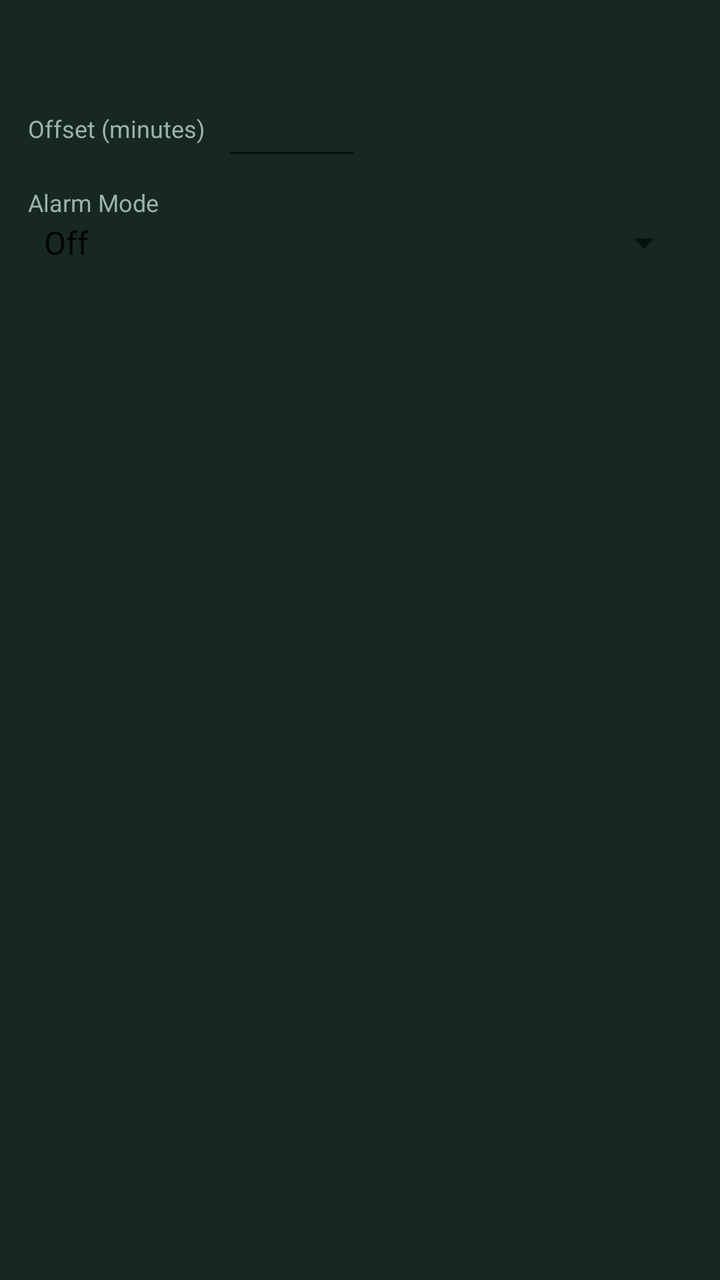
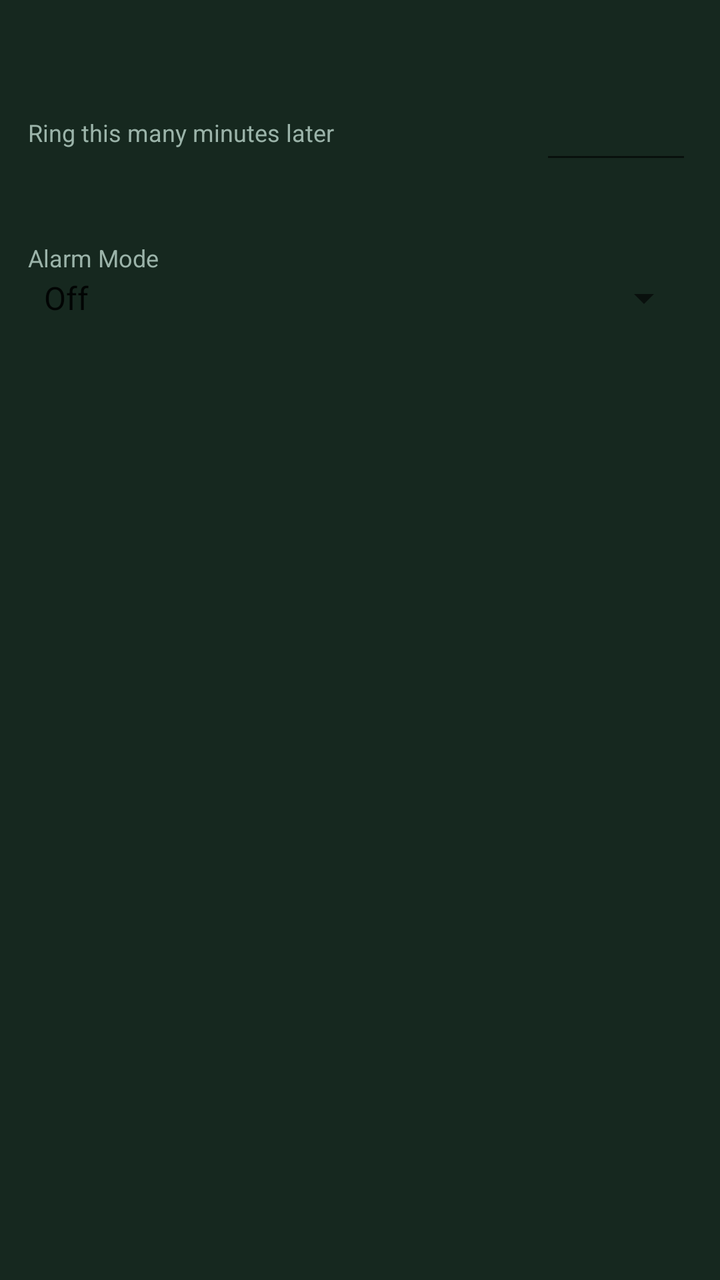

An Android layout rendered at two revisions. The XML below is the earlier revision; the diff shows what the commit changed to produce the second picture.
<!-- AndroidManifest.xml: application theme Theme.PrayerAlarm -->
<!-- res/layout/item_prayer_settings_row.xml -->
<?xml version="1.0" encoding="utf-8"?>
<LinearLayout xmlns:android="http://schemas.android.com/apk/res/android"
    android:layout_width="match_parent"
    android:layout_height="wrap_content"
    android:layout_marginBottom="12dp"
    android:background="@color/surface"
    android:orientation="vertical"
    android:padding="14dp">

    <TextView
        android:id="@+id/rowPrayerName"
        android:layout_width="match_parent"
        android:layout_height="wrap_content"
        android:textColor="@color/on_surface"
        android:textSize="16sp"
        android:textStyle="bold" />

    <LinearLayout
        android:layout_width="match_parent"
        android:layout_height="wrap_content"
        android:layout_marginTop="8dp"
        android:orientation="horizontal">

        <TextView
            android:layout_width="wrap_content"
            android:layout_height="wrap_content"
            android:layout_gravity="center_vertical"
            android:text="@string/settings_offset_label"
            android:textColor="@color/muted"
            android:textSize="12sp" />

        <EditText
            android:id="@+id/rowOffset"
            android:layout_width="70dp"
            android:layout_height="wrap_content"
            android:layout_marginStart="8dp"
            android:inputType="numberSigned"
            android:textColor="@color/on_surface"
            android:gravity="center" />
    </LinearLayout>

    <TextView
        android:layout_width="wrap_content"
        android:layout_height="wrap_content"
        android:layout_marginTop="8dp"
        android:text="@string/settings_mode_label"
        android:textColor="@color/muted"
        android:textSize="12sp" />

    <Spinner
        android:id="@+id/rowModeSpinner"
        android:layout_width="match_parent"
        android:layout_height="wrap_content"
        android:entries="@array/alarm_modes" />

</LinearLayout>
<!-- resources referenced by this layout -->
<resources>
  <string-array name="alarm_modes">
          <item>Off</item>
          <item>Vibrate Only (always)</item>
          <item>Full Azan on Home Wi-Fi Only</item>
          <item>Full Azan Everywhere</item>
      </string-array>
  <color name="muted">#9BB3A9</color>
  <color name="on_surface">#F2F2F0</color>
  <color name="surface">#16281F</color>
  <string name="settings_mode_label">Alarm Mode</string>
  <string name="settings_offset_label">Offset (minutes)</string>
  <style name="Theme.PrayerAlarm" parent="Theme.MaterialComponents.DayNight.NoActionBar">
          <item name="colorPrimary">@color/primary</item>
          <item name="colorPrimaryDark">@color/primary_dark</item>
          <item name="colorAccent">@color/accent</item>
          <item name="android:windowBackground">@color/background</item>
      </style>
  <color name="primary">#1B5E4F</color>
  <color name="primary_dark">#0F3D33</color>
  <color name="accent">#D4AF37</color>
  <color name="background">#0F1C1A</color>
</resources>

<!-- the commit's change to res/layout/item_prayer_settings_row.xml (unified diff, before → after) -->
@@ -7,42 +7,69 @@
     android:orientation="vertical"
     android:padding="14dp">
 
-    <TextView
-        android:id="@+id/rowPrayerName"
+    <LinearLayout
         android:layout_width="match_parent"
         android:layout_height="wrap_content"
-        android:textColor="@color/on_surface"
-        android:textSize="16sp"
-        android:textStyle="bold" />
+        android:orientation="horizontal">
+
+        <TextView
+            android:id="@+id/rowPrayerName"
+            android:layout_width="0dp"
+            android:layout_height="wrap_content"
+            android:layout_gravity="center_vertical"
+            android:layout_weight="1"
+            android:textColor="@color/on_surface"
+            android:textSize="16sp"
+            android:textStyle="bold" />
+
+        <TextView
+            android:id="@+id/rowPrayerTime"
+            android:layout_width="wrap_content"
+            android:layout_height="wrap_content"
+            android:layout_gravity="center_vertical"
+            android:textColor="@color/on_surface"
+            android:textSize="16sp"
+            android:textStyle="bold" />
+    </LinearLayout>
 
     <LinearLayout
         android:layout_width="match_parent"
         android:layout_height="wrap_content"
-        android:layout_marginTop="8dp"
+        android:layout_marginTop="10dp"
         android:orientation="horizontal">
 
         <TextView
-            android:layout_width="wrap_content"
+            android:layout_width="0dp"
             android:layout_height="wrap_content"
             android:layout_gravity="center_vertical"
+            android:layout_weight="1"
             android:text="@string/settings_offset_label"
             android:textColor="@color/muted"
             android:textSize="12sp" />
 
         <EditText
             android:id="@+id/rowOffset"
-            android:layout_width="70dp"
+            android:layout_width="76dp"
             android:layout_height="wrap_content"
             android:layout_marginStart="8dp"
+            android:gravity="center"
             android:inputType="numberSigned"
-            android:textColor="@color/on_surface"
-            android:gravity="center" />
+            android:textColor="@color/on_surface" />
     </LinearLayout>
+
+    <TextView
+        android:id="@+id/rowAlarmTime"
+        android:layout_width="match_parent"
+        android:layout_height="wrap_content"
+        android:layout_marginTop="6dp"
+        android:textColor="@color/accent"
+        android:textSize="13sp"
+        android:textStyle="bold" />
 
     <TextView
         android:layout_width="wrap_content"
         android:layout_height="wrap_content"
-        android:layout_marginTop="8dp"
+        android:layout_marginTop="10dp"
         android:text="@string/settings_mode_label"
         android:textColor="@color/muted"
         android:textSize="12sp" />
<!-- resource entries referenced after the edit -->
@@ -6,11 +6,12 @@
           <item>Full Azan on Home Wi-Fi Only</item>
           <item>Full Azan Everywhere</item>
       </string-array>
+  <color name="accent">#D4AF37</color>
   <color name="muted">#9BB3A9</color>
   <color name="on_surface">#F2F2F0</color>
   <color name="surface">#16281F</color>
   <string name="settings_mode_label">Alarm Mode</string>
-  <string name="settings_offset_label">Offset (minutes)</string>
+  <string name="settings_offset_label">Ring this many minutes later</string>
   <style name="Theme.PrayerAlarm" parent="Theme.MaterialComponents.DayNight.NoActionBar">
           <item name="colorPrimary">@color/primary</item>
           <item name="colorPrimaryDark">@color/primary_dark</item>
@@ -19,7 +20,6 @@
       </style>
   <color name="primary">#1B5E4F</color>
   <color name="primary_dark">#0F3D33</color>
-  <color name="accent">#D4AF37</color>
   <color name="background">#0F1C1A</color>
 </resources>
 
